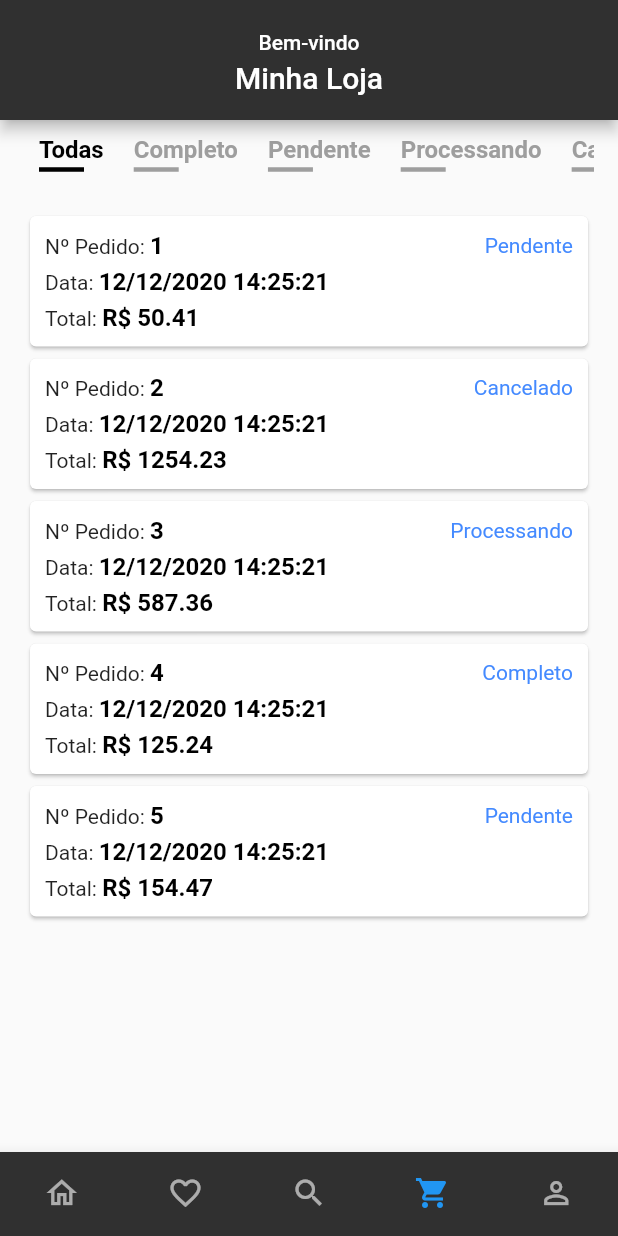
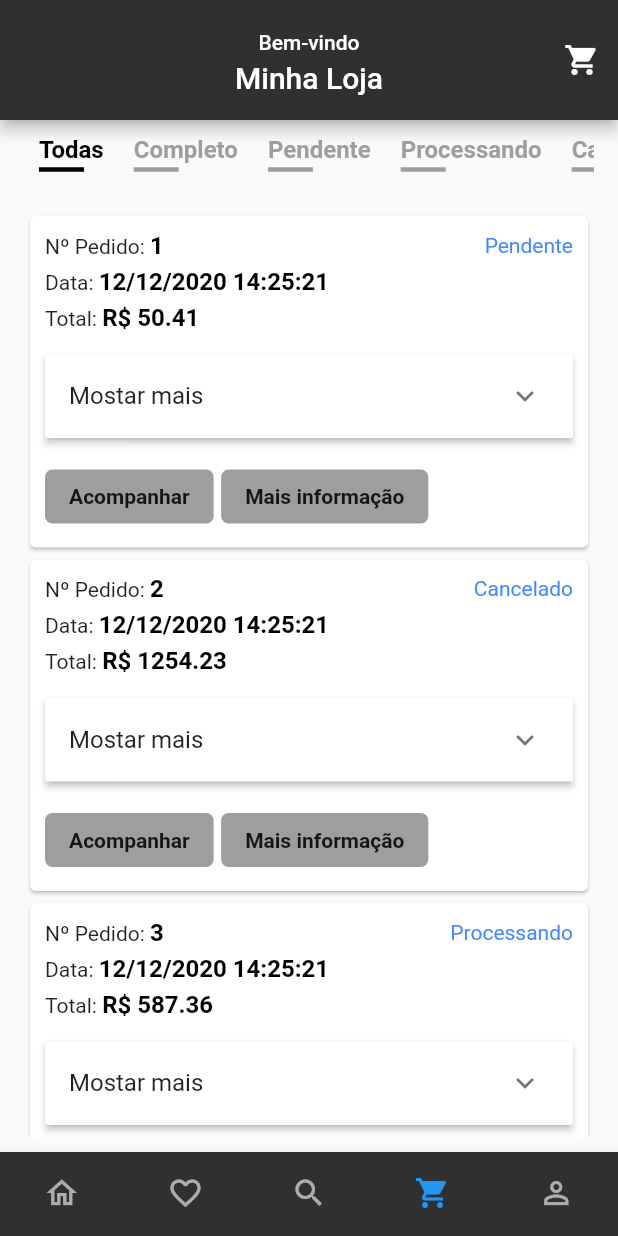
Before and after one commit to Clesyo/schop, a Flutter app: the screen it shows after launch, item 4 of the bottom bar chosen, on a phone screen of 412 x 824 dp. Run offline on Flutter 3.47's test engine with Material 2 defaults, Android fonts, the phone set to English and light mode, and no system bars; our stand-ins replace google_fonts.

Commit message:
Juste de tela, filtro, pedidos

```diff
--- a/lib/home/home_page.dart
+++ b/lib/home/home_page.dart
@@ -1,4 +1,6 @@
 import 'package:CShop/core/app_colors.dart';
+import 'package:CShop/filter/filter_search_page.dart';
+import 'package:CShop/filter/widget/appbar_filter_seach_widget.dart';
 import 'package:CShop/home/pages/favorite_fragment.dart';
 import 'package:CShop/home/pages/home_fragment.dart';
 import 'package:CShop/home/pages/order_fragment.dart';
@@ -29,7 +31,8 @@ class _HomePageState extends State<HomePage> {
   @override
   Widget build(BuildContext context) {
     return Scaffold(
-      appBar: AppBar(
+      appBar: _index != 2
+          ? AppBar(
               toolbarHeight: 80,
               backgroundColor: AppColors.backPrimary,
               title: Column(
@@ -45,6 +48,26 @@ class _HomePageState extends State<HomePage> {
                 ],
               ),
               centerTitle: true,
+              actions: <Widget>[
+                IconButton(
+                  icon: Icon(Icons.shopping_cart),
+                  onPressed: () {},
+                  tooltip: "Carrindo",
+                )
+              ],
+            )
+          : AppBar(
+              toolbarHeight: 80,
+              backgroundColor: AppColors.backPrimary,
+              title: AppBarFilterSearchWidget(),
+              actions: <Widget>[
+                IconButton(
+                    icon: Icon(Icons.filter_alt),
+                    onPressed: () => Navigator.push(
+                        context,
+                        MaterialPageRoute(
+                            builder: (context) => FilterSearchPage())))
+              ],
             ),
       body: _list_page[_index],
       bottomNavigationBar: BottomNavigationBar(
--- a/lib/home/pages/home_fragment.dart
+++ b/lib/home/pages/home_fragment.dart
@@ -1,5 +1,5 @@
 import 'package:CShop/core/app_icons.dart';
-import 'package:CShop/details/detail_page.dart';
+import 'package:CShop/details/detail_product/detail_page.dart';
 import 'package:CShop/home/widget/card_category_widget.dart';
 import 'package:CShop/home/widget/card_item_widget.dart';
 import 'package:CShop/models/products.dart';
--- a/lib/home/widget/card_category_widget.dart
+++ b/lib/home/widget/card_category_widget.dart
@@ -1,7 +1,4 @@
 import 'package:flutter/material.dart';
-
-import 'package:CShop/core/app_colors.dart';
-import 'package:CShop/core/app_icons.dart';
 
 class CardCategoryWidget extends StatefulWidget {
   final List<String> list;
--- a/lib/home/widget/card_detail_order_widget.dart
+++ b/lib/home/widget/card_detail_order_widget.dart
@@ -2,12 +2,18 @@ import 'package:flutter/material.dart';
 
 import 'package:CShop/models/orders.dart';
 
-class CardDetailOrderWidget extends StatelessWidget {
+class CardDetailOrderWidget extends StatefulWidget {
   final Orders order;
   const CardDetailOrderWidget({
     Key? key,
     required this.order,
   }) : super(key: key);
+
+  @override
+  _CardDetailOrderWidgetState createState() => _CardDetailOrderWidgetState();
+}
+
+class _CardDetailOrderWidgetState extends State<CardDetailOrderWidget> {
   @override
   Widget build(BuildContext context) {
     // Size size = MediaQuery.of(context).size;
@@ -24,11 +30,12 @@ class CardDetailOrderWidget extends StatelessWidget {
                   Text.rich(TextSpan(children: [
                     TextSpan(text: "Nº Pedido: "),
                     TextSpan(
-                        text: order.nunOrder.toString(),
+                        text: widget.order.nunOrder.toString(),
                         style: Theme.of(context).textTheme.subtitle1!.copyWith(
                             color: Colors.black, fontWeight: FontWeight.bold))
                   ])),
-                  Text(order.status, style: TextStyle(color: Colors.blueAccent))
+                  Text(widget.order.status,
+                      style: TextStyle(color: Colors.blueAccent))
                 ],
               ),
               SizedBox(
@@ -39,7 +46,7 @@ class CardDetailOrderWidget extends StatelessWidget {
                   Text.rich(TextSpan(children: [
                     TextSpan(text: "Data: "),
                     TextSpan(
-                        text: order.date,
+                        text: widget.order.date,
                         style: Theme.of(context).textTheme.subtitle1!.copyWith(
                             color: Colors.black, fontWeight: FontWeight.bold))
                   ])),
@@ -53,16 +60,62 @@ class CardDetailOrderWidget extends StatelessWidget {
                   Text.rich(TextSpan(children: [
                     TextSpan(text: "Total: "),
                     TextSpan(
-                        text: "R\$ ${order.total}",
+                        text: "R\$ ${widget.order.total}",
                         style: Theme.of(context).textTheme.subtitle1!.copyWith(
                             color: Colors.black, fontWeight: FontWeight.bold))
                   ])),
                 ],
               ),
+              SizedBox(
+                height: 15,
+              ),
+              ExpansionPanelList(
+                expansionCallback: (int i, bool isOpen) {
+                  setState(() {
+                    widget.order.isExpanded = !isOpen;
+                  });
+                },
+                children: [
+                  ExpansionPanel(
+                      headerBuilder: (context, isOpen) {
+                        return ListTile(
+                          title: Text("Mostar mais"),
+                        );
+                      },
+                      body: ListTile(
+                        title: Text("Item 01"),
+                      ),
+                      isExpanded: widget.order.isExpanded)
+                ],
+              ),
+              SizedBox(
+                height: 15,
+              ),
+              Row(
+                children: [
+                  buildButton("Acompanhar"),
+                  SizedBox(
+                    width: 5,
+                  ),
+                  buildButton("Mais informação")
+                ],
+              )
             ],
           ),
         ),
       ),
     );
   }
+
+  Widget buildButton(String label) {
+    return FlatButton(
+      color: Colors.grey,
+      onPressed: () {},
+      child: Text(
+        label,
+        style: TextStyle(fontWeight: FontWeight.bold),
+      ),
+      shape: RoundedRectangleBorder(borderRadius: BorderRadius.circular(5)),
+    );
+  }
 }
--- a/lib/models/orders.dart
+++ b/lib/models/orders.dart
@@ -3,12 +3,13 @@ class Orders {
   final String date;
   final String status;
   final double total;
-  Orders({
-    required this.nunOrder,
-    required this.date,
-    required this.status,
-    required this.total,
-  });
+  bool isExpanded;
+  Orders(
+      {required this.nunOrder,
+      required this.date,
+      required this.status,
+      required this.total,
+      this.isExpanded = false});
 
   static List<Orders> get orders => [
         Orders(
```
Also changed, not shown: lib/filter/filter_search_page.dart (added, +141 -0 lines), lib/filter/widget/appbar_filter_seach_widget.dart (added, +31 -0 lines), lib/filter/widget/card_category_filter_widget.dart (added, +60 -0 lines). Lines whose indentation alone changed are shown as unchanged.
